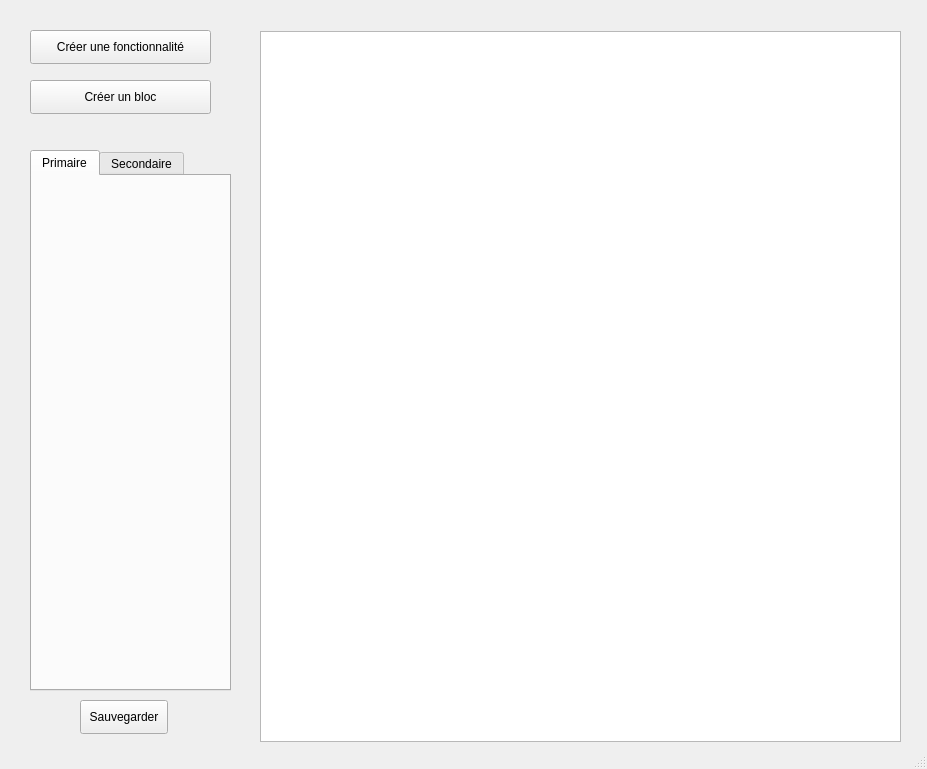
Mav-Joel/Tobias, file QtFiles/Creator.ui: the form before one commit.
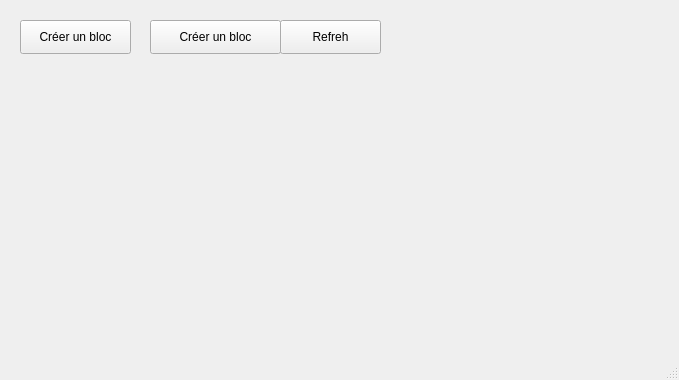
The form after the commit.

```diff
--- a/QtFiles/Creator.ui
+++ b/QtFiles/Creator.ui
@@ -6,8 +6,8 @@
    <rect>
     <x>0</x>
     <y>0</y>
-    <width>927</width>
-    <height>769</height>
+    <width>679</width>
+    <height>380</height>
    </rect>
   </property>
   <property name="windowTitle">
@@ -17,22 +17,22 @@
    <widget class="QPushButton" name="pushButton">
     <property name="geometry">
      <rect>
-      <x>30</x>
-      <y>30</y>
-      <width>181</width>
+      <x>20</x>
+      <y>20</y>
+      <width>111</width>
       <height>34</height>
      </rect>
     </property>
     <property name="text">
-     <string>Créer une fonctionnalité</string>
+     <string>Créer un bloc</string>
     </property>
    </widget>
    <widget class="QPushButton" name="pushButton_2">
     <property name="geometry">
      <rect>
-      <x>30</x>
-      <y>80</y>
-      <width>181</width>
+      <x>150</x>
+      <y>20</y>
+      <width>131</width>
       <height>34</height>
      </rect>
     </property>
@@ -40,50 +40,17 @@
      <string>Créer un bloc</string>
     </property>
    </widget>
-   <widget class="QGraphicsView" name="graphicsView">
-    <property name="geometry">
-     <rect>
-      <x>260</x>
-      <y>31</y>
-      <width>641</width>
-      <height>711</height>
-     </rect>
-    </property>
-   </widget>
-   <widget class="QTabWidget" name="tabWidget">
-    <property name="geometry">
-     <rect>
-      <x>30</x>
-      <y>150</y>
-      <width>201</width>
-      <height>541</height>
-     </rect>
-    </property>
-    <property name="currentIndex">
-     <number>0</number>
-    </property>
-    <widget class="QWidget" name="tab">
-     <attribute name="title">
-      <string>Primaire</string>
-     </attribute>
-    </widget>
-    <widget class="QWidget" name="tab_2">
-     <attribute name="title">
-      <string>Secondaire</string>
-     </attribute>
-    </widget>
-   </widget>
    <widget class="QPushButton" name="pushButton_3">
     <property name="geometry">
      <rect>
-      <x>80</x>
-      <y>700</y>
-      <width>88</width>
+      <x>280</x>
+      <y>20</y>
+      <width>101</width>
       <height>34</height>
      </rect>
     </property>
     <property name="text">
-     <string>Sauvegarder</string>
+     <string>Refreh</string>
     </property>
    </widget>
   </widget>
```
